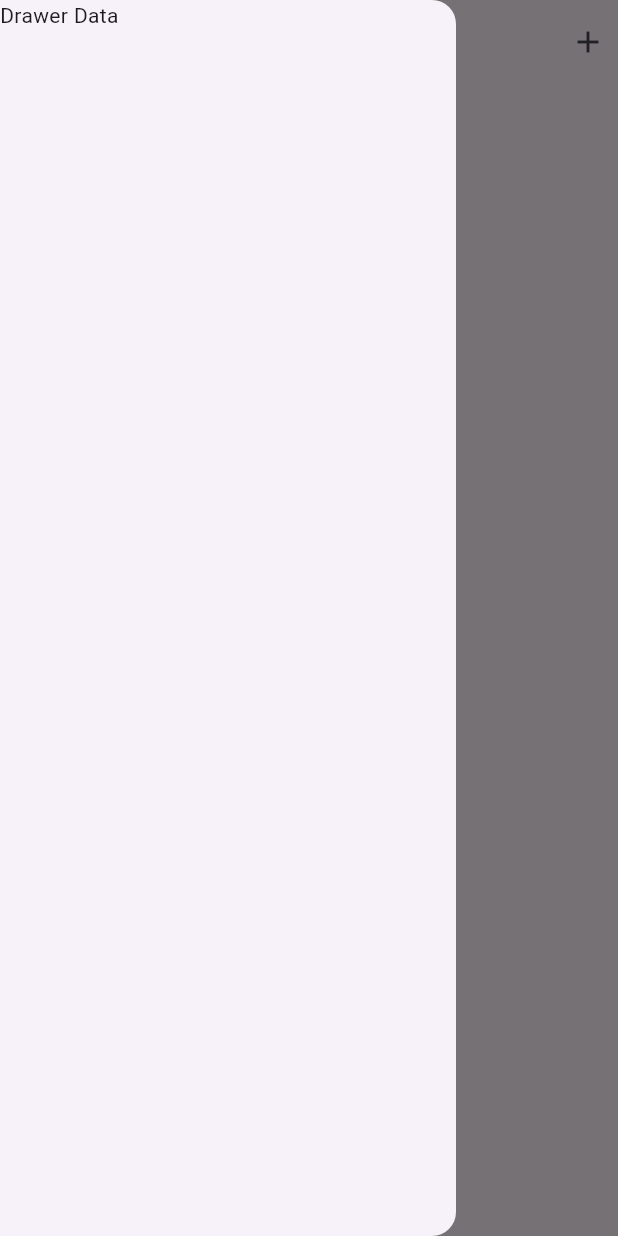
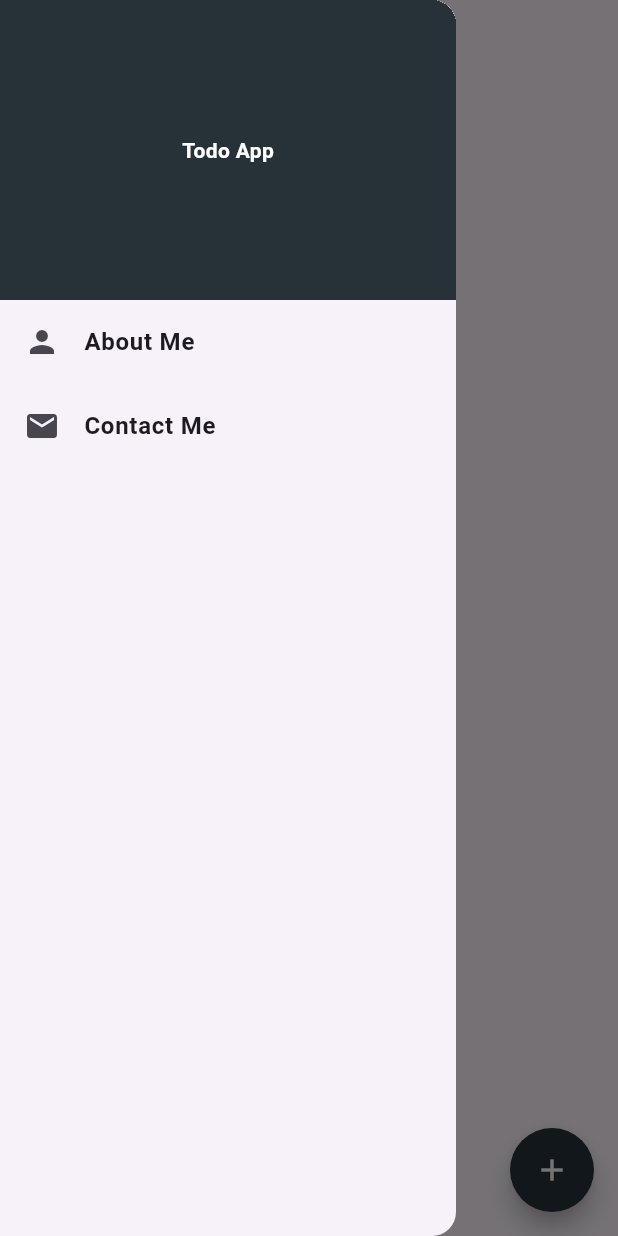
Before and after one commit to subedisuraj1/todoapp1, a Flutter app: the screen it shows after launch, with the side drawer open, on a phone screen of 412 x 824 dp. Run offline on Flutter 3.47's test engine with Material 3 defaults, Android fonts, the phone set to English and light mode, and no system bars; our stand-ins replace shared_preferences.

Commit message:
Todo app completed

```diff
--- a/lib/Main_Screen.dart
+++ b/lib/Main_Screen.dart
@@ -1,5 +1,8 @@
 import 'package:flutter/material.dart';
+import 'package:shared_preferences/shared_preferences.dart';
 import 'package:todoapp1/addTodo.dart';
+import 'package:todoapp1/widgets/todolist.dart';
+import 'package:url_launcher/url_launcher.dart';
 
 class MainScreen extends StatefulWidget {
   const MainScreen({super.key});
@@ -9,71 +12,125 @@ class MainScreen extends StatefulWidget {
 }
 
 class _MainScreenState extends State<MainScreen> {
-  List<String> todoList = ["Drink Water", "Make Dinner", "Sleep"];
+  List<String> todoList = [];
+
   void addTodo({required String todoText}) {
+    if (todoList.contains(todoText)) {
+      showDialog(
+          context: context,
+          builder: (context) {
+            return AlertDialog(
+              title: Text("Already exists"),
+              content: Text('Thiis todo already exists'),
+              actions: [
+                InkWell(
+                  onTap: () {
+                    Navigator.pop(context);
+                  },
+                  child: Text("Close"),
+                )
+              ],
+            );
+          });
+      return;
+    }
     setState(() {
       todoList.insert(0, todoText);
     });
+    updateLocalData();
     Navigator.pop(context);
+  }
+
+  void updateLocalData() async {
+    final SharedPreferences prefs = await SharedPreferences.getInstance();
+    await prefs.setStringList('todoList', todoList);
+  }
+
+  void loadData() async {
+    final SharedPreferences prefs = await SharedPreferences.getInstance();
+    todoList = (prefs.getStringList('todoList') ?? []).toList();
+    setState(() {});
+  }
+
+  @override
+  void initState() {
+    loadData();
+    super.initState();
   }
 
   @override
   Widget build(BuildContext context) {
     return Scaffold(
-      drawer: Drawer(
-        child: Text("Drawer Data"),
+      floatingActionButton: FloatingActionButton(
+        backgroundColor: Colors.blueGrey[900],
+        shape: CircleBorder(),
+        child: Icon(
+          Icons.add,
+          color: Colors.white,
         ),
-      appBar: AppBar(
-        centerTitle: true,
-        title: Text('Todo App'),
-        actions: [
-          InkWell(
-            onTap: () {
+        onPressed: () {
           showModalBottomSheet(
             context: context,
             builder: (context) {
               return Padding(
                 padding: MediaQuery.of(context).viewInsets,
-                    child: Container(
+                child: SizedBox(
+                  height: 250,
                   child: AddTodo(
                     addTodo: addTodo,
                   ),
-                      height: 250,
                 ),
               );
             },
           );
         },
-            child: Padding(
-              padding: const EdgeInsets.all(8.0),
-              child: Icon(Icons.add),
+      ),
+      drawer: Drawer(
+        child: Column(
+          children: [
+            Container(
+              color: Colors.blueGrey[900],
+              height: 200,
+              width: double.infinity,
+              child: Center(
+                child: Text(
+                  "Todo App",
+                  style: TextStyle(
+                      color: Colors.white, fontWeight: FontWeight.bold),
+                ),
+              ),
+            ),
+            ListTile(
+              onTap: () {
+                launchUrl(Uri.parse("https://www.google.com"));
+              },
+              leading: Icon(Icons.person),
+              title: Text(
+                "About Me",
+                style: TextStyle(fontWeight: FontWeight.bold),
+              ),
+            ),
+            ListTile(
+              onTap: () {
+                launchUrl(Uri.parse("https://www.google.com"));
+              },
+              leading: Icon(Icons.email),
+              title: Text(
+                "Contact Me",
+                style: TextStyle(fontWeight: FontWeight.bold),
               ),
             )
           ],
         ),
-      body: ListView.builder(
-          itemCount: todoList.length,
-          itemBuilder: (BuildContext context, int index) {
-            return ListTile(
-              onTap: () {
-                showModalBottomSheet(
-                    context: context,
-                    builder: (context) {
-                      return Container(
-                        child: ElevatedButton(
-                            onPressed: () {
-                              setState(() {
-                                todoList.removeAt(index);
-                              });
-                              Navigator.pop(context);
-                            },
-                            child: Text("Mark as Done")),
-                      );
-                    });
-              },
-              title: Text(todoList[index]),
-            );
-          }),
+      ),
+      appBar: AppBar(
+        centerTitle: true,
+        title: const Text('Todo App'),
+      ),
+      body: Todolist(
+        todoList: todoList,
+        updateLocalData: updateLocalData,
+      ),
     );
   }
 }
--- a/lib/main.dart
+++ b/lib/main.dart
@@ -1,8 +1,8 @@
 import 'package:flutter/material.dart';
-import 'package:todoapp1/Main_Screen.dart';
+import 'package:todoapp1/main_screen.dart';
 
 void main() {
-  runApp(MyApp());
+  runApp(const MyApp());
 }
 
 class MyApp extends StatelessWidget {
@@ -10,6 +10,8 @@ class MyApp extends StatelessWidget {
 
   @override
   Widget build(BuildContext context) {
+    int marks = 50;
+
     return MaterialApp(
       debugShowCheckedModeBanner: false,
       theme: ThemeData.light(useMaterial3: true),
--- /dev/null
+++ b/lib/widgets/todolist.dart
@@ -0,0 +1,71 @@
+import 'package:flutter/material.dart';
+
+class Todolist extends StatefulWidget {
+  final List<String> todoList;
+  final void Function() updateLocalData;
+  const Todolist(
+      {super.key, required this.todoList, required this.updateLocalData});
+
+  @override
+  State<Todolist> createState() => _TodolistState();
+}
+
+class _TodolistState extends State<Todolist> {
+  void onItemClicked({required int index}) {
+    showModalBottomSheet(
+        context: context,
+        builder: (context) {
+          return Container(
+            width: 200,
+            child: ElevatedButton(
+                onPressed: () {
+                  setState(() {
+                    widget.todoList.removeAt(index);
+                  });
+                  widget.updateLocalData();
+                  Navigator.pop(context);
+                },
+                child: const Text("Mark as Done")),
+          );
+        });
+  }
+
+  @override
+  Widget build(BuildContext context) {
+    return (widget.todoList.isEmpty)
+        ? Center(
+            child: Text("No items on your List"),
+          )
+        : ListView.builder(
+            itemCount: widget.todoList.length,
+            itemBuilder: (BuildContext context, int index) {
+              return Dismissible(
+                direction: DismissDirection.startToEnd,
+                background: Container(
+                  color: Colors.green,
+                  child: Row(
+                    children: [
+                      Padding(
+                        padding: const EdgeInsets.all(8.0),
+                        child: Icon(Icons.check),
+                      ),
+                    ],
+                  ),
+                ),
+                key: UniqueKey(),
+                onDismissed: (direction) {
+                  setState(() {
+                    widget.todoList.removeAt(index);
+                  });
+                  widget.updateLocalData();
+                },
+                child: ListTile(
+                  onTap: () {
+                    onItemClicked(index: index);
+                  },
+                  title: Text(widget.todoList[index]),
+                ),
+              );
+            });
+  }
+}
--- a/pubspec.yaml
+++ b/pubspec.yaml
@@ -35,6 +35,8 @@ dependencies:
   # The following adds the Cupertino Icons font to your application.
   # Use with the CupertinoIcons class for iOS style icons.
   cupertino_icons: ^1.0.8
+  shared_preferences: ^2.3.3
+  url_launcher: ^6.3.1
 
 dev_dependencies:
   flutter_test:
```
Also changed, not shown: lib/addTodo.dart (+16 -6 lines), pubspec.lock, 5 other files. Lines whose indentation alone changed are shown as unchanged.
